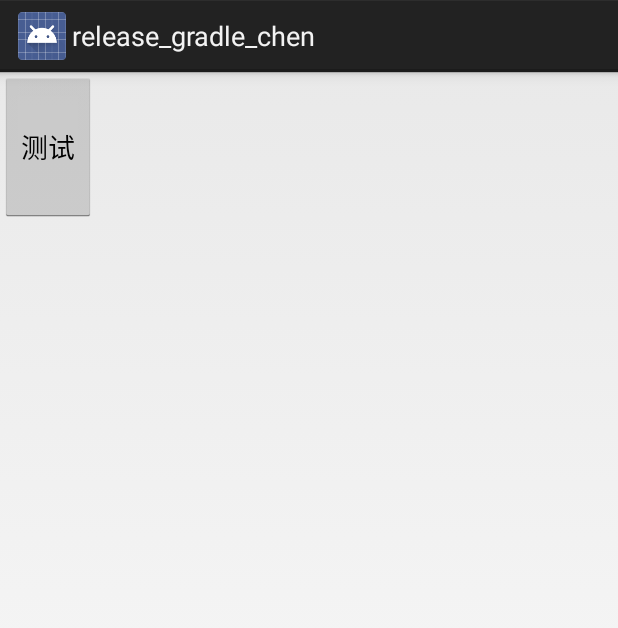
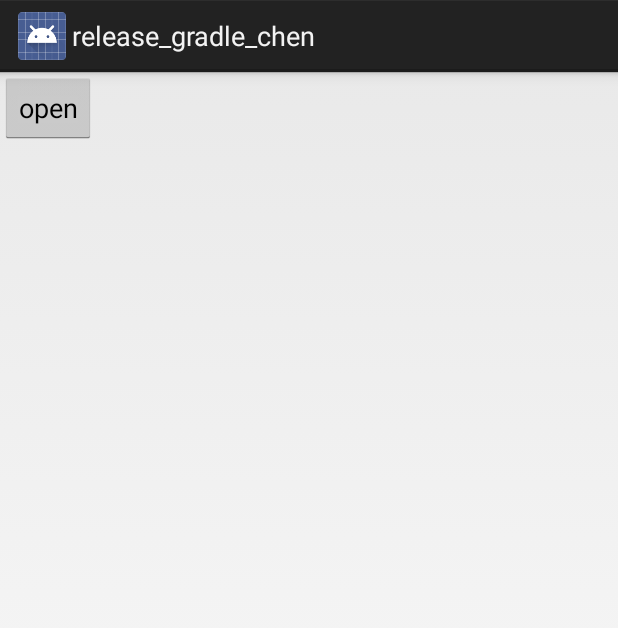
Before and after one commit to Chen1989/study0428, an Android app: the screen it shows after launch (SlideMainActivity), on a phone screen of 412 x 824 dp. Shown: the top 628 px of the screen. Run offline under Robolectric (Android 15) with nearby library versions, the phone set to English and light mode, and no system bars.

Commit message:
**侧滑待优化**

```diff
--- a/app/src/main/java/com/cp/chengradle/slide/SlideMainActivity.java
+++ b/app/src/main/java/com/cp/chengradle/slide/SlideMainActivity.java
@@ -1,6 +1,7 @@
 package com.cp.chengradle.slide;
 
 import android.app.Activity;
+import android.os.Build;
 import android.os.Bundle;
 import android.util.Log;
 import android.view.MotionEvent;
@@ -8,7 +9,6 @@ import android.view.View;
 import android.widget.Button;
 
 import com.cp.chengradle.R;
-import com.cp.chengradle.Util;
 
 /**
  * Created by PengChen on 2018/5/9.
@@ -18,12 +18,14 @@ public class SlideMainActivity extends Activity {
 
     Button btn;
     SlideController controller;
+    Button openBtn;
 
     @Override
     protected void onCreate(Bundle savedInstanceState) {
         super.onCreate(savedInstanceState);
         setContentView(R.layout.slide_view);
         btn = findViewById(R.id.btn_chen);
+        btn.setTranslationX(-600);
         btn.setOnClickListener(new View.OnClickListener() {
             @Override
             public void onClick(View v) {
@@ -31,6 +33,7 @@ public class SlideMainActivity extends Activity {
                 Log.i("ChenSdk", "点击了按钮 2 = " + getResources().getDisplayMetrics().heightPixels);
             }
         });
+        openBtn = findViewById(R.id.btn_chen_open);
         controller = new SlideController(btn, new SlideController.DragCallBack() {
             @Override
             public void callBackDragBegin() {
@@ -40,24 +43,28 @@ public class SlideMainActivity extends Activity {
             @Override
             public void callBackDrag(float detaX, float detaY, float allDetaX, float allDetaY) {
 //                btn.scrollBy((int)detaX, (int)detaY);
-                btn.setTop(btn.getTop() + (int)detaY);
-                btn.setBottom(btn.getBottom() + (int)detaY);
-                btn.setLeft(btn.getLeft() + (int)detaX);
-                btn.setRight(btn.getRight() + (int)detaX);
+                btn.setTranslationX(btn.getTranslationX() + detaX);
+//                btn.setTranslationY(btn.getTranslationY() + detaY);
+//                btn.setTop(btn.getTop() + (int)detaY);
+//                btn.setBottom(btn.getBottom() + (int)detaY);
+//                btn.setLeft(btn.getLeft() + (int)detaX);
+//                btn.setRight(btn.getRight() + (int)detaX);
             }
 
             @Override
-            public void callBackDragEnd() {
-
+            public void callBackDragEnd(float detaX, float detaY) {
+                btn.animate().translationX(detaX).start();
+//                btn.setTranslationX(btn.getTranslationX() + detaX);
             }
         });
 
-        new Thread(new Runnable() {
-            @Override
-            public void run() {
-                Util.testMessage();
-            }
-        }).start();
+//        new Thread(new Runnable() {
+//            @Override
+//            public void run() {
+//                Util.testMessage();
+//            }
+//        }).start();
+        Log.i("ChenSdk", "点击了按钮 3 = " + Build.PRODUCT);
 
     }
 
--- a/app/src/main/res/layout/slide_view.xml
+++ b/app/src/main/res/layout/slide_view.xml
@@ -3,12 +3,20 @@
     android:layout_width="match_parent"
     android:layout_height="match_parent">
 
+
     <Button
         android:id="@+id/btn_chen"
-        android:text="测试"
+        android:text="测试abcnfuhduehjfjdh"
+        android:layout_alignParentLeft="true"
+        android:layout_width="300dp"
+        android:layout_height="match_parent" />
+
+    <Button
+        android:id="@+id/btn_chen_open"
+        android:text="open"
+        android:layout_alignLeft="@id/btn_chen"
         android:layout_width="wrap_content"
-        android:layout_height="100dp" />
-
+        android:layout_height="wrap_content"/>
     <!--<com.cp.chengradle.slide.SlideChenView-->
         <!--android:layout_width="match_parent"-->
         <!--android:layout_height="match_parent">-->
```
Also changed, not shown: app/src/main/java/com/cp/chengradle/slide/SlideController.java (+25 -7 lines).
